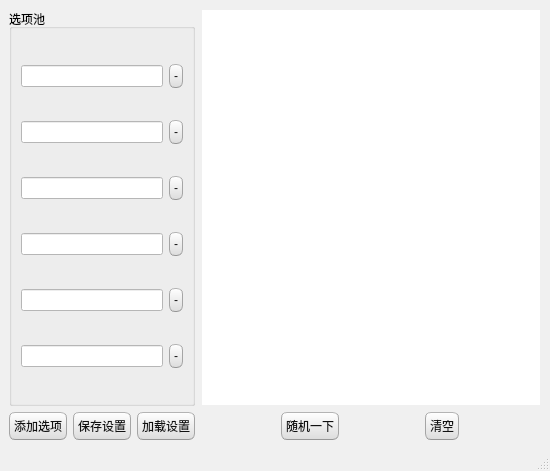
Old version of the form ui/random_recipe2.ui in the repository zhenda-hub/random_recipe.
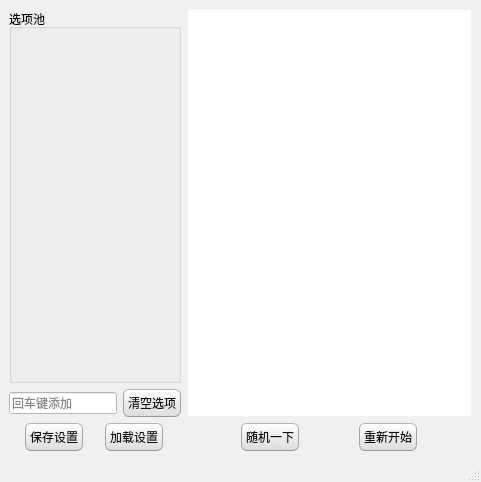
New version of the form.

Commit message: 改为label显示选项， 设置的序列化，反序列化

Patch:
```diff
--- a/ui/random_recipe2.ui
+++ b/ui/random_recipe2.ui
@@ -6,8 +6,8 @@
    <rect>
     <x>0</x>
     <y>0</y>
-    <width>550</width>
-    <height>471</height>
+    <width>481</width>
+    <height>482</height>
    </rect>
   </property>
   <property name="windowTitle">
@@ -506,155 +506,45 @@
 }</string>
   </property>
   <widget class="QWidget" name="centralwidget">
-   <layout class="QHBoxLayout" name="horizontalLayout_20">
+   <layout class="QHBoxLayout" name="horizontalLayout_14">
     <item>
-     <layout class="QHBoxLayout" name="horizontalLayout_19" stretch="1,3">
+     <layout class="QHBoxLayout" name="horizontalLayout_3" stretch="1,2">
       <item>
-       <layout class="QVBoxLayout" name="verticalLayout_2" stretch="9,1">
+       <layout class="QVBoxLayout" name="verticalLayout_2" stretch="8,1,1">
         <item>
          <widget class="QGroupBox" name="groupBox">
           <property name="title">
            <string>选项池</string>
           </property>
-          <layout class="QVBoxLayout" name="verticalLayout_3">
-           <item>
-            <layout class="QHBoxLayout" name="horizontalLayout_3">
-             <item>
-              <widget class="QLineEdit" name="lineEdit"/>
-             </item>
-             <item>
-              <widget class="QPushButton" name="pushButton_delete">
-               <property name="sizePolicy">
-                <sizepolicy hsizetype="Fixed" vsizetype="Fixed">
-                 <horstretch>0</horstretch>
-                 <verstretch>0</verstretch>
-                </sizepolicy>
-               </property>
-               <property name="text">
-                <string>-</string>
-               </property>
-              </widget>
-             </item>
-            </layout>
-           </item>
-           <item>
-            <layout class="QHBoxLayout" name="horizontalLayout_14">
-             <item>
-              <widget class="QLineEdit" name="lineEdit_12"/>
-             </item>
-             <item>
-              <widget class="QPushButton" name="pushButton_12">
-               <property name="sizePolicy">
-                <sizepolicy hsizetype="Fixed" vsizetype="Fixed">
-                 <horstretch>0</horstretch>
-                 <verstretch>0</verstretch>
-                </sizepolicy>
-               </property>
-               <property name="text">
-                <string>-</string>
-               </property>
-              </widget>
-             </item>
-            </layout>
-           </item>
-           <item>
-            <layout class="QHBoxLayout" name="horizontalLayout_15">
-             <item>
-              <widget class="QLineEdit" name="lineEdit_13"/>
-             </item>
-             <item>
-              <widget class="QPushButton" name="pushButton_13">
-               <property name="sizePolicy">
-                <sizepolicy hsizetype="Fixed" vsizetype="Fixed">
-                 <horstretch>0</horstretch>
-                 <verstretch>0</verstretch>
-                </sizepolicy>
-               </property>
-               <property name="text">
-                <string>-</string>
-               </property>
-              </widget>
-             </item>
-            </layout>
-           </item>
-           <item>
-            <layout class="QHBoxLayout" name="horizontalLayout_16">
-             <item>
-              <widget class="QLineEdit" name="lineEdit_14"/>
-             </item>
-             <item>
-              <widget class="QPushButton" name="pushButton_14">
-               <property name="sizePolicy">
-                <sizepolicy hsizetype="Fixed" vsizetype="Fixed">
-                 <horstretch>0</horstretch>
-                 <verstretch>0</verstretch>
-                </sizepolicy>
-               </property>
-               <property name="text">
-                <string>-</string>
-               </property>
-              </widget>
-             </item>
-            </layout>
-           </item>
-           <item>
-            <layout class="QHBoxLayout" name="horizontalLayout_17">
-             <item>
-              <widget class="QLineEdit" name="lineEdit_15"/>
-             </item>
-             <item>
-              <widget class="QPushButton" name="pushButton_15">
-               <property name="sizePolicy">
-                <sizepolicy hsizetype="Fixed" vsizetype="Fixed">
-                 <horstretch>0</horstretch>
-                 <verstretch>0</verstretch>
-                </sizepolicy>
-               </property>
-               <property name="text">
-                <string>-</string>
-               </property>
-              </widget>
-             </item>
-            </layout>
-           </item>
-           <item>
-            <layout class="QHBoxLayout" name="horizontalLayout_18">
-             <item>
-              <widget class="QLineEdit" name="lineEdit_16"/>
-             </item>
-             <item>
-              <widget class="QPushButton" name="pushButton_16">
-               <property name="sizePolicy">
-                <sizepolicy hsizetype="Fixed" vsizetype="Fixed">
-                 <horstretch>0</horstretch>
-                 <verstretch>0</verstretch>
-                </sizepolicy>
-               </property>
-               <property name="text">
-                <string>-</string>
-               </property>
-              </widget>
-             </item>
-            </layout>
-           </item>
-          </layout>
+          <layout class="QVBoxLayout" name="verticalLayout_3"/>
          </widget>
         </item>
+        <item>
+         <layout class="QHBoxLayout" name="horizontalLayout_15" stretch="2,0">
+          <item>
+           <widget class="QLineEdit" name="lineEdit_input">
+            <property name="sizePolicy">
+             <sizepolicy hsizetype="Minimum" vsizetype="Fixed">
+              <horstretch>0</horstretch>
+              <verstretch>0</verstretch>
+             </sizepolicy>
+            </property>
+            <property name="placeholderText">
+             <string>回车键添加</string>
+            </property>
+           </widget>
+          </item>
+          <item>
+           <widget class="QPushButton" name="pushButton_clear_options">
+            <property name="text">
+             <string>清空选项</string>
+            </property>
+           </widget>
+          </item>
+         </layout>
+        </item>
         <item>
          <layout class="QHBoxLayout" name="horizontalLayout_2">
-          <item>
-           <widget class="QPushButton" name="pushButton_add">
-            <property name="sizePolicy">
-             <sizepolicy hsizetype="Fixed" vsizetype="Fixed">
-              <horstretch>0</horstretch>
-              <verstretch>0</verstretch>
-             </sizepolicy>
-            </property>
-            <property name="text">
-             <string>添加选项</string>
-            </property>
-           </widget>
-          </item>
           <item>
            <widget class="QPushButton" name="pushButton_save">
             <property name="sizePolicy">
@@ -729,7 +619,7 @@
              </sizepolicy>
             </property>
             <property name="text">
-             <string>清空</string>
+             <string>重新开始</string>
             </property>
            </widget>
           </item>
```
Left out of the diff: 4 changed lines with no effect on the pictures. The commit also changes 5 other files.
